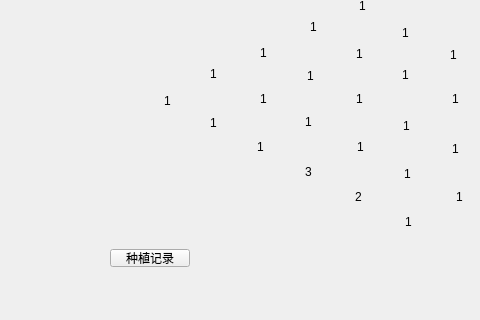
Above: forest.ui from MindfulMeadow-Dev-Team/MindfulMeadow before the change; both pictures show x 0 to 480 and y 201 to 521 of the 621 by 521 pixel window. Below: the same form after it.
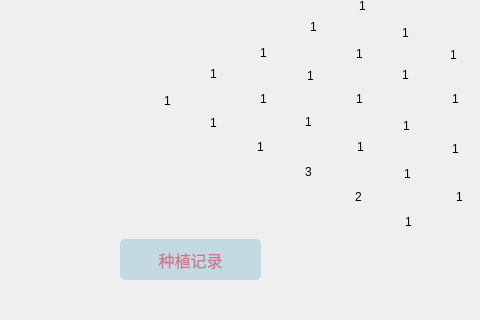
That is the form after the change. Icons and pictures are not drawn.

Diff of the .ui file:
```diff
--- a/forest.ui
+++ b/forest.ui
@@ -517,12 +517,32 @@
   <widget class="QPushButton" name="pushButton">
    <property name="geometry">
     <rect>
-     <x>110</x>
-     <y>450</y>
-     <width>80</width>
-     <height>18</height>
+     <x>120</x>
+     <y>440</y>
+     <width>141</width>
+     <height>41</height>
     </rect>
    </property>
+   <property name="font">
+    <font>
+     <family>宋体</family>
+     <pointsize>12</pointsize>
+    </font>
+   </property>
+   <property name="styleSheet">
+    <string notr="true">QPushButton {
+	border-radius: 5px; 
+	background-color: #c4dae2; 
+	border-style: none;
+	color: #d0738c;
+}
+QPushButton:hover{
+    background-color: #9cb2c7;
+}
+QPushButton:pressed{
+    background-color: #e9edee;
+}</string>
+   </property>
    <property name="text">
     <string>种植记录</string>
    </property>
```
